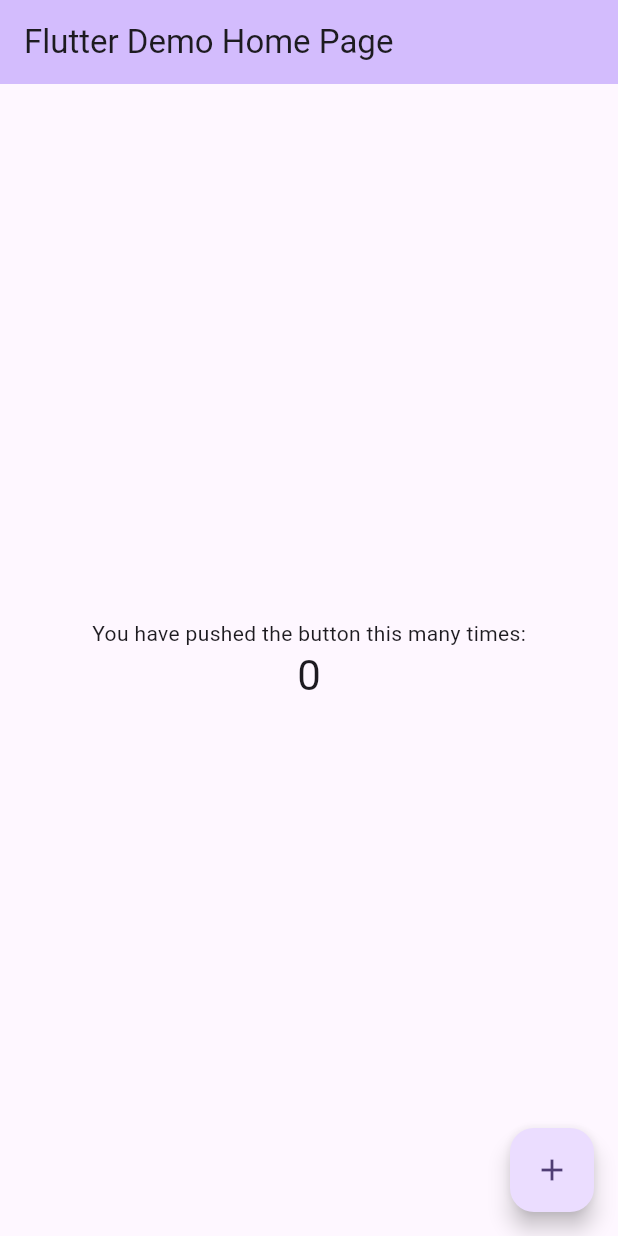
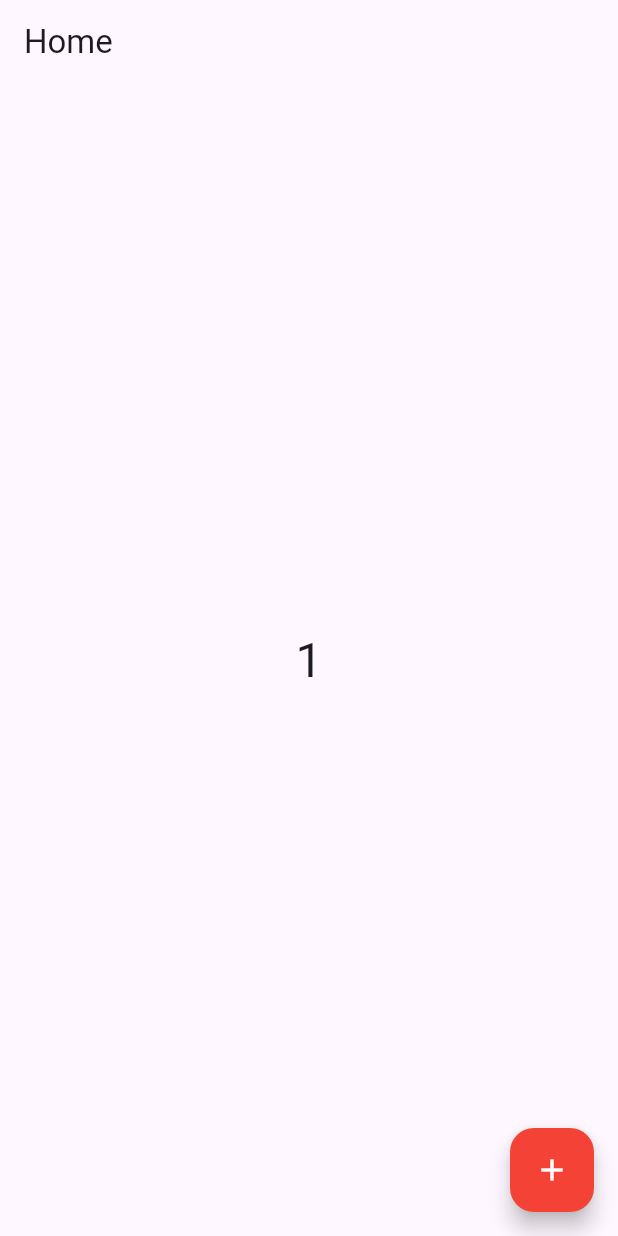
Before and after one commit to rosanyonghang/fluttertaskmanagement, a Flutter app: the screen it shows after launch, on a phone screen of 412 x 824 dp. Run offline on Flutter 3.47's test engine with Material 3 defaults, Android fonts, the light colour scheme and no system bars.

Commit message:
Feature: Add stateful widget

```diff
--- a/lib/main.dart
+++ b/lib/main.dart
@@ -1,4 +1,5 @@
 import 'package:flutter/material.dart';
+import 'package:fluttertaskmanagement/screens/TodoHome.dart';
 
 void main() {
   runApp(const MyApp());
@@ -13,113 +14,10 @@
     return MaterialApp(
       title: 'Flutter Demo',
       theme: ThemeData(
-        // This is the theme of your application.
-        //
-        // TRY THIS: Try running your application with "flutter run". You'll see
-        // the application has a purple toolbar. Then, without quitting the app,
-        // try changing the seedColor in the colorScheme below to Colors.green
-        // and then invoke "hot reload" (save your changes or press the "hot
-        // reload" button in a Flutter-supported IDE, or press "r" if you used
-        // the command line to start the app).
-        //
-        // Notice that the counter didn't reset back to zero; the application
-        // state is not lost during the reload. To reset the state, use hot
-        // restart instead.
-        //
-        // This works for code too, not just values: Most code changes can be
-        // tested with just a hot reload.
         colorScheme: ColorScheme.fromSeed(seedColor: Colors.deepPurple),
         useMaterial3: true,
       ),
-      home: const MyHomePage(title: 'Flutter Demo Home Page'),
+      home: Todohome(),
     );
   }
 }
-
-class MyHomePage extends StatefulWidget {
-  const MyHomePage({super.key, required this.title});
-
-  // This widget is the home page of your application. It is stateful, meaning
-  // that it has a State object (defined below) that contains fields that affect
-  // how it looks.
-
-  // This class is the configuration for the state. It holds the values (in this
-  // case the title) provided by the parent (in this case the App widget) and
-  // used by the build method of the State. Fields in a Widget subclass are
-  // always marked "final".
-
-  final String title;
-
-  @override
-  State<MyHomePage> createState() => _MyHomePageState();
-}
-
-class _MyHomePageState extends State<MyHomePage> {
-  int _counter = 0;
-
-  void _incrementCounter() {
-    setState(() {
-      // This call to setState tells the Flutter framework that something has
-      // changed in this State, which causes it to rerun the build method below
-      // so that the display can reflect the updated values. If we changed
-      // _counter without calling setState(), then the build method would not be
-      // called again, and so nothing would appear to happen.
-      _counter++;
-    });
-  }
-
-  @override
-  Widget build(BuildContext context) {
-    // This method is rerun every time setState is called, for instance as done
-    // by the _incrementCounter method above.
-    //
-    // The Flutter framework has been optimized to make rerunning build methods
-    // fast, so that you can just rebuild anything that needs updating rather
-    // than having to individually change instances of widgets.
-    return Scaffold(
-      appBar: AppBar(
-        // TRY THIS: Try changing the color here to a specific color (to
-        // Colors.amber, perhaps?) and trigger a hot reload to see the AppBar
-        // change color while the other colors stay the same.
-        backgroundColor: Theme.of(context).colorScheme.inversePrimary,
-        // Here we take the value from the MyHomePage object that was created by
-        // the App.build method, and use it to set our appbar title.
-        title: Text(widget.title),
-      ),
-      body: Center(
-        // Center is a layout widget. It takes a single child and positions it
-        // in the middle of the parent.
-        child: Column(
-          // Column is also a layout widget. It takes a list of children and
-          // arranges them vertically. By default, it sizes itself to fit its
-          // children horizontally, and tries to be as tall as its parent.
-          //
-          // Column has various properties to control how it sizes itself and
-          // how it positions its children. Here we use mainAxisAlignment to
-          // center the children vertically; the main axis here is the vertical
-          // axis because Columns are vertical (the cross axis would be
-          // horizontal).
-          //
-          // TRY THIS: Invoke "debug painting" (choose the "Toggle Debug Paint"
-          // action in the IDE, or press "p" in the console), to see the
-          // wireframe for each widget.
-          mainAxisAlignment: MainAxisAlignment.center,
-          children: <Widget>[
-            const Text(
-              'You have pushed the button this many times:',
-            ),
-            Text(
-              '$_counter',
-              style: Theme.of(context).textTheme.headlineMedium,
-            ),
-          ],
-        ),
-      ),
-      floatingActionButton: FloatingActionButton(
-        onPressed: _incrementCounter,
-        tooltip: 'Increment',
-        child: const Icon(Icons.add),
-      ), // This trailing comma makes auto-formatting nicer for build methods.
-    );
-  }
-}
--- /dev/null
+++ b/lib/screens/TodoHome.dart
@@ -0,0 +1,51 @@
+import 'package:flutter/material.dart';
+
+class Todohome extends StatefulWidget {
+  @override
+  State<Todohome> createState() => _TodohomeState();
+}
+
+class _TodohomeState extends State<Todohome> {
+  String title = "Hello";
+
+  num count = 1;
+
+  @override
+  Widget build(BuildContext context) {
+    return Scaffold(
+      appBar: AppBar(
+        title: Text('Home'),
+      ),
+      body: Container(
+        child: Center(
+          child: Text(
+            count.toString(),
+            style: TextStyle(fontSize: 32),
+          ),
+        ),
+      ),
+      floatingActionButton: FloatingActionButton(
+        onPressed: () {
+
+          setState(() {
+            // title = "something new";
+            count++;
+          });
+          // ScaffoldMessenger.of(context).showSnackBar(
+          //   SnackBar(
+          //     content: Text(
+          //       title,
+          //       style: TextStyle(fontSize: 32),
+          //     ),
+          //   ),
+          // );
+        },
+        backgroundColor: Colors.red,
+        child: Icon(
+          Icons.add,
+          color: Colors.white,
+        ),
+      ),
+    );
+  }
+}
```
